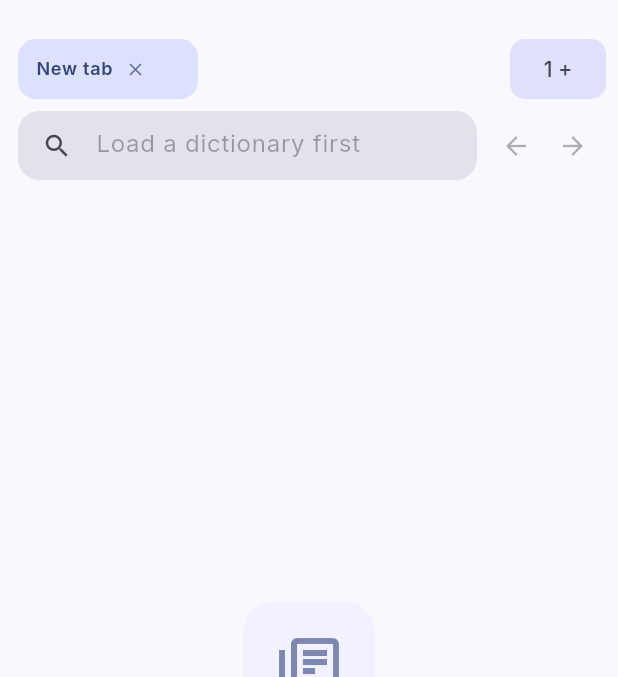
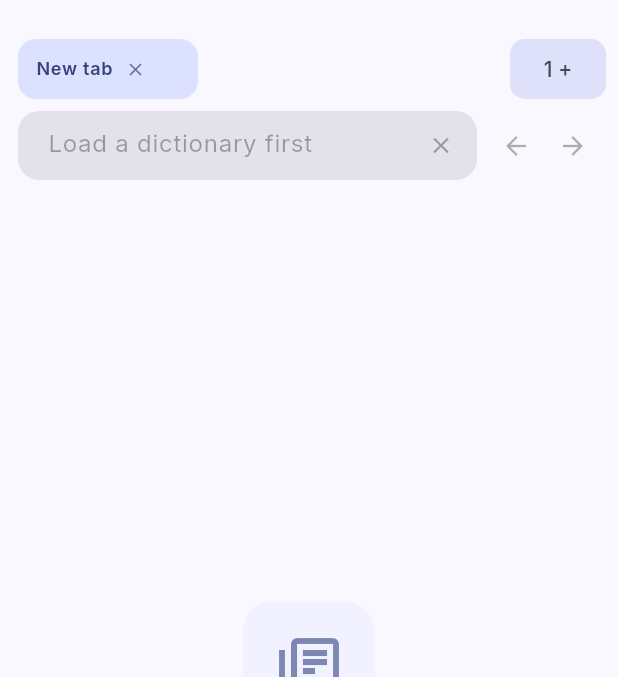
Before and after one commit to biomichael/dartlingvo, a Flutter app: the screen it shows after launch, on a phone screen of 412 x 824 dp, the part 57-734 px from its top. Run offline on Flutter 3.47's test engine with Material 3 defaults, Android fonts, the light colour scheme and no system bars; our stand-ins replace file_picker, flutter_riverpod, google_fonts.

Commit message:
UI improvement

```diff
--- a/lib/widgets/search_bar_widget.dart
+++ b/lib/widgets/search_bar_widget.dart
@@ -57,20 +57,13 @@ class _DictionarySearchBarState extends ConsumerState<DictionarySearchBar> {
                   hintText: manager.hasDictionaries
                       ? 'Search words...'
                       : 'Load a dictionary first',
-                  prefixIcon: Padding(
-                    padding: const EdgeInsets.only(left: 12, right: 8),
-                    child: Icon(Icons.search, size: isCompact ? 18 : 20,
-                        color: Theme.of(context).colorScheme.onSurfaceVariant),
+                  suffixIcon: IconButton(
+                    icon: Icon(Icons.close, size: isCompact ? 16 : 18),
+                    onPressed: () {
+                      _controller.clear();
+                      ref.read(lookupTabManagerProvider).setQuery('');
+                    },
                   ),
-                  suffixIcon: _controller.text.isNotEmpty
-                      ? IconButton(
-                          icon: Icon(Icons.clear, size: isCompact ? 16 : 18),
-                          onPressed: () {
-                            _controller.clear();
-                            ref.read(lookupTabManagerProvider).setQuery('');
-                          },
-                        )
-                      : null,
                 ),
                 textInputAction: TextInputAction.search,
                 onChanged: (value) => ref.read(lookupTabManagerProvider).setQuery(value),
```
